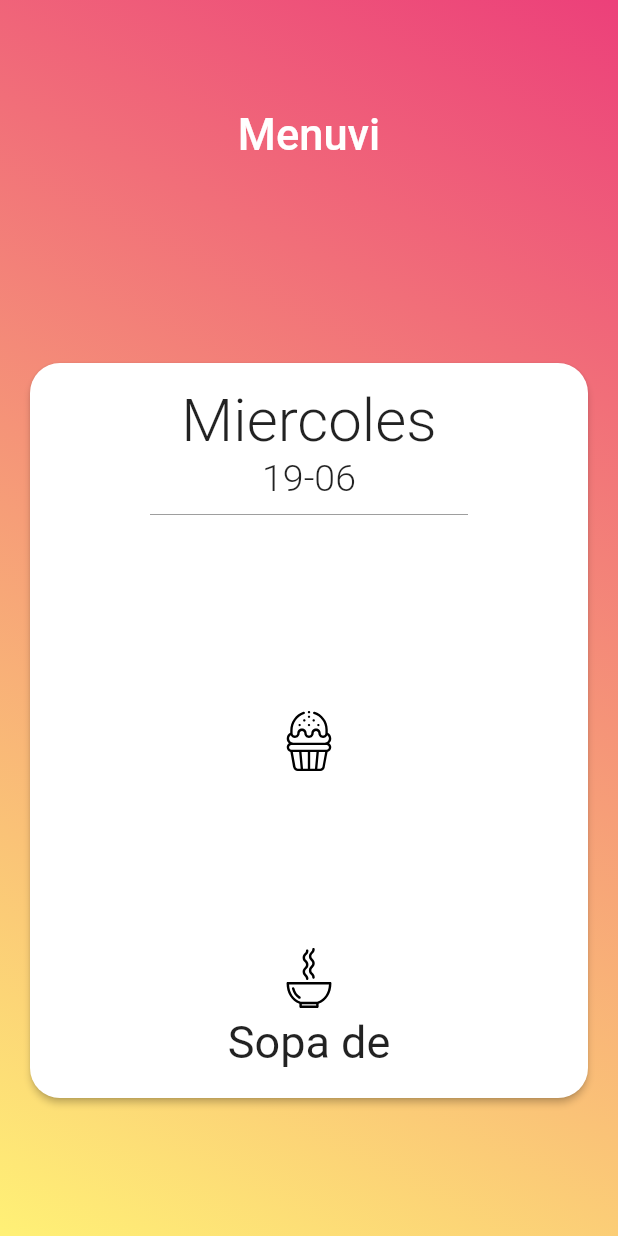
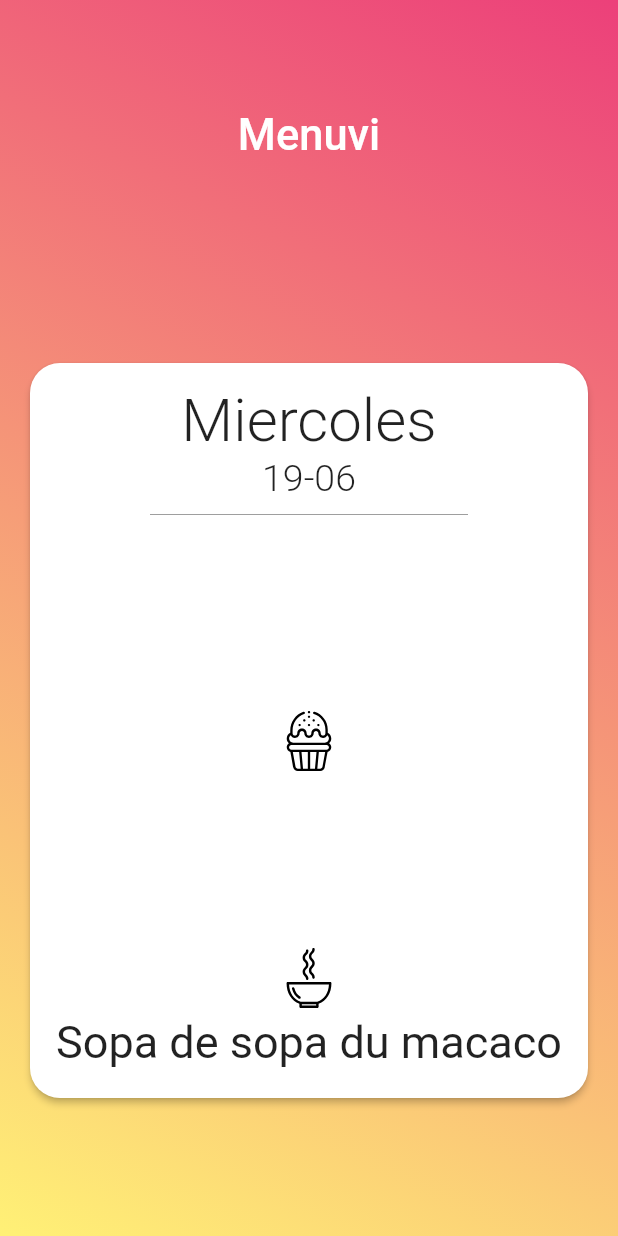
Before and after one commit to TinchoOlivari/Menuvi, a Flutter app: the screen it shows after launch, on a phone screen of 412 x 824 dp. Run offline on Flutter 3.47's test engine with Material 2 defaults, Android fonts, the phone set to English and light mode, and no system bars; our stand-ins replace firebase_database, flutter_svg; accounts and stored records are empty.

Commit message:
Sopa du macaco

```diff
--- a/lib/dailyMenu.dart
+++ b/lib/dailyMenu.dart
@@ -9,7 +9,7 @@ String opcion = '';
 String p_1 = '';
 String p_2 = '';
 String p_3 = '';
-String sopa = '';
+String sopa = 'Sopa du macaco';
 
 String fechaHoy = new DateFormat('dd-MM').format(DateTime.now());
 String diaHoy = new DateFormat('EEEE').format(DateTime.now());
```
